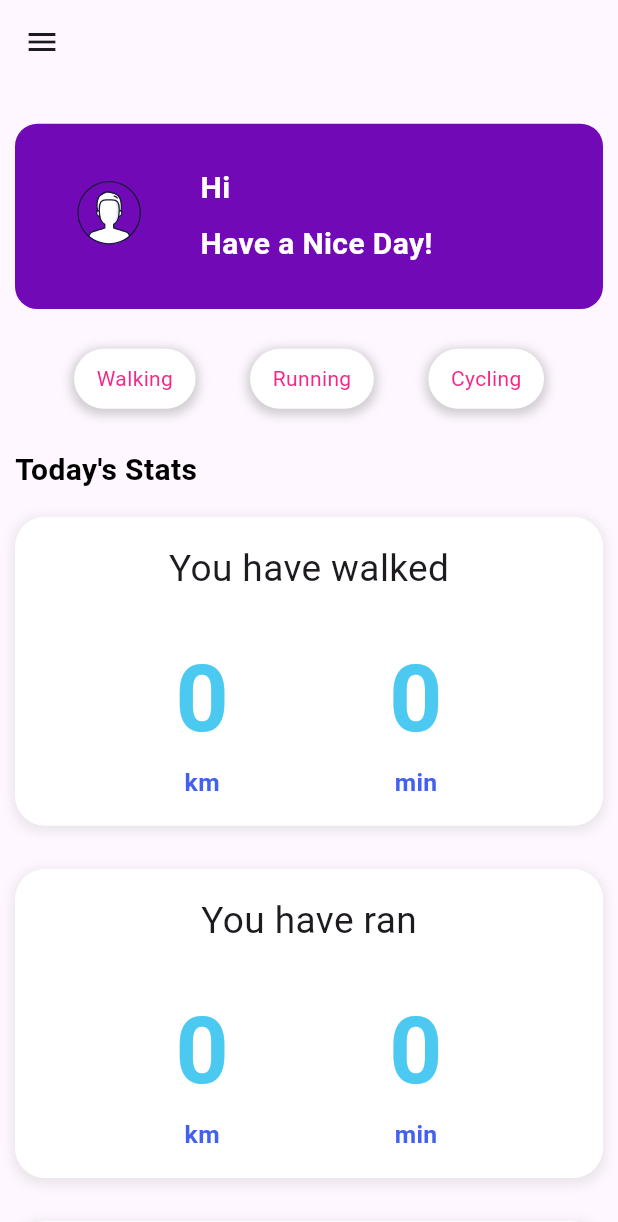
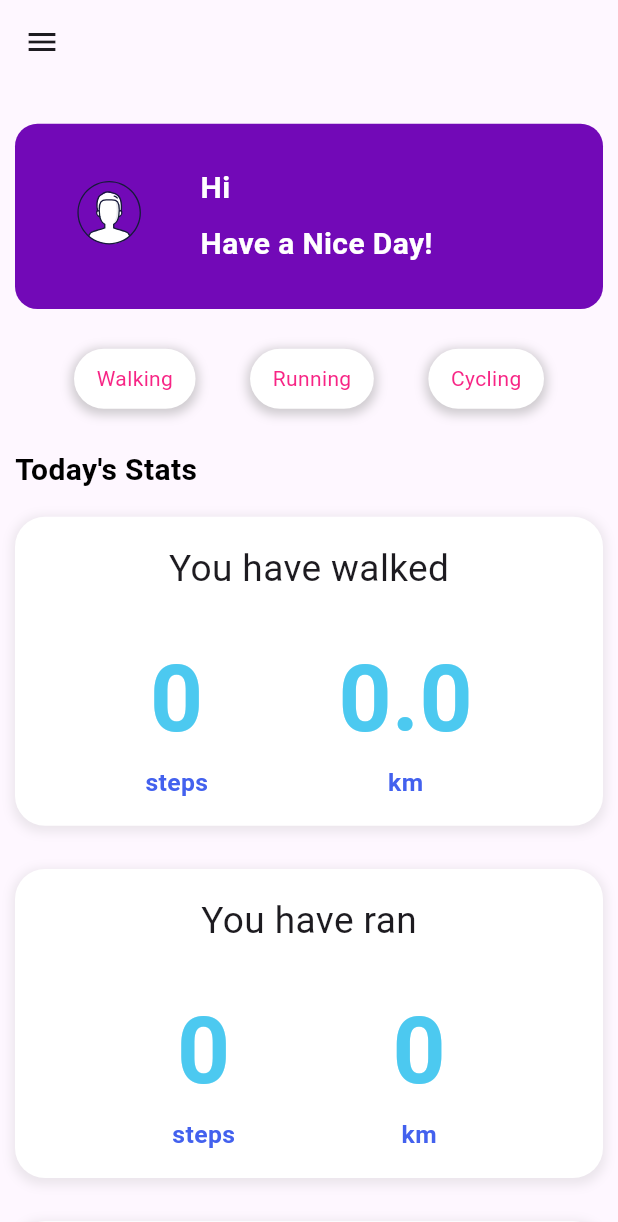
Before and after one commit to tamilnambi/fit_track, a Flutter app: the screen it shows once a user with an empty profile is signed in, on a phone screen of 412 x 824 dp. Shown: the top 1222 px of the screen. Run offline on Flutter 3.47's test engine with Material 3 defaults, Android fonts, the phone set to English and light mode, and no system bars; our stand-ins replace cloud_firestore, firebase_auth, firebase_core, google_fonts, lottie, sensors_plus; accounts and stored records are empty.

Commit message:
homepage
home page completed

```diff
--- /dev/null
+++ b/lib/providers/activityProvider.dart
@@ -0,0 +1,57 @@
+import 'dart:async';
+
+import 'package:flutter/material.dart';
+import 'package:sensors_plus/sensors_plus.dart';
+
+class ActivityProvider with ChangeNotifier {
+  int _stepCount = 0;
+  int _runningCount = 0;
+  int _cyclingCount = 0;
+  double _walkingDistance = 0.0;
+  double _runningDistance = 0.0;
+  double _cyclingDistance = 0.0;
+
+  int get stepCount => _stepCount;
+  int get runningCount => _runningCount;
+  int get cyclingCount => _cyclingCount;
+  double get walkingDistance => _walkingDistance;
+  double get runningDistance => _runningDistance;
+  double get cyclingDistance => _cyclingDistance;
+
+  Duration sensorInterval = SensorInterval.normalInterval;
+  StreamSubscription<UserAccelerometerEvent>? _accelerometerSubscription;
+
+  ActivityProvider() {
+    // Initialize sensor listeners
+    startSensorListening();
+  }
+
+  void startSensorListening() {
+    userAccelerometerEventStream(samplingPeriod: sensorInterval).listen((UserAccelerometerEvent event) {
+          detectActivity(event);
+  });
+        }
+
+  void detectActivity(UserAccelerometerEvent event) {
+    double acceleration = event.x * event.x + event.y * event.y + event.z * event.z;
+    double walkingThreshold = 25.0; // Adjust this threshold based on your testing
+    double runningThreshold = 50.0; // Adjust this threshold based on your testing
+    double cyclingThreshold = 80.0; // Adjust this threshold based on your testing
+
+    if (acceleration > cyclingThreshold) {
+      _cyclingCount++;
+    } else if (acceleration > runningThreshold) {
+      _runningCount++;
+    } else if (acceleration > walkingThreshold) {
+      _stepCount++;
+    }
+
+    _walkingDistance = _stepCount * 0.75 / 1000.0;
+    _runningDistance = _runningCount * 0.75 / 1000.0;
+    _cyclingDistance = _cyclingCount * 0.75 / 1000.0;
+
+    // Notify listeners when activity data changes
+    notifyListeners();
+  }
+
+}
--- /dev/null
+++ b/lib/screens/components/activityCards.dart
@@ -0,0 +1,64 @@
+import 'package:fit_track/providers/activityProvider.dart';
+import 'package:fit_track/screens/components/homePageCard.dart';
+import 'package:flutter/material.dart';
+import 'package:provider/provider.dart';
+
+class ActivityCards extends StatefulWidget {
+  const ActivityCards({super.key});
+
+  @override
+  State<ActivityCards> createState() => _ActivityCardsState();
+}
+
+class _ActivityCardsState extends State<ActivityCards> {
+  @override
+  Widget build(BuildContext context) {
+    final height = MediaQuery.of(context).size.height;
+    return ChangeNotifierProvider(
+        create: (context) => ActivityProvider(),
+        builder:(context,child){
+        return Column(
+          children: [
+            HomePageCard(
+                titleText: 'You have walked',
+                subValue1: Provider.of<ActivityProvider>(context, listen: true)
+                    .stepCount
+                    .toString(),
+                subValue2: Provider.of<ActivityProvider>(context, listen: true)
+                    .walkingDistance
+                    .toString(),
+              subText1: 'steps',
+              subText2: 'km',
+            ),
+            SizedBox(
+              height: height * 0.035,
+            ),
+            HomePageCard(
+                titleText: 'You have ran',
+                subValue1: Provider.of<ActivityProvider>(context, listen: false)
+                    .runningCount
+                    .toString(),
+                subValue2: '0',
+                subText1: 'steps',
+                subText2: 'km',
+            ),
+            SizedBox(
+              height: height * 0.035,
+            ),
+            HomePageCard(
+                titleText: 'You have cycled',
+                subValue1: Provider.of<ActivityProvider>(context, listen: false)
+                    .cyclingCount
+                    .toString(),
+                subValue2: '0',
+                subText1: 'km',
+                subText2: 'min',
+            ),
+            SizedBox(
+              height: height * 0.035,
+            ),
+          ],
+        );}
+    );
+  }
+}
--- a/lib/screens/components/homePageCard.dart
+++ b/lib/screens/components/homePageCard.dart
@@ -4,9 +4,11 @@ import '../../data/constants.dart';
 
 class HomePageCard extends StatelessWidget {
   final String titleText;
-  final String time;
-  final String distance;
-  const HomePageCard({super.key, required this.titleText, required this.time, required this.distance});
+  final String subText1;
+  final String subValue1;
+  final String subText2;
+  final String subValue2;
+  const HomePageCard({super.key, required this.titleText, required this.subText1, required this.subText2, required this.subValue1, required this.subValue2});
 
   @override
   Widget build(BuildContext context) {
@@ -43,12 +45,12 @@ class HomePageCard extends StatelessWidget {
                 Column(
                   mainAxisAlignment: MainAxisAlignment.center,
                   children: [
-                    Text(time,style: TextStyle(
+                    Text(subValue1,style: TextStyle(
                       color: lightBlue,
                       fontSize: height*0.075,
                       fontWeight: FontWeight.bold,
                     ),),
-                    Text('km', style: TextStyle(color: darkBlue,
+                    Text(subText1, style: TextStyle(color: darkBlue,
                         fontWeight: FontWeight.bold,
                         fontSize: height*0.02),)
                   ],
@@ -56,12 +58,12 @@ class HomePageCard extends StatelessWidget {
                 Column(
                   mainAxisAlignment: MainAxisAlignment.center,
                   children: [
-                    Text(distance,style: TextStyle(
+                    Text(subValue2,style: TextStyle(
                       color: lightBlue,
                       fontSize: height*0.075,
                       fontWeight: FontWeight.bold,
                     ),),
-                    Text('min', style: TextStyle(color: darkBlue,
+                    Text(subText2, style: TextStyle(color: darkBlue,
                         fontWeight: FontWeight.bold,
                         fontSize: height*0.02),)
                   ],
--- a/lib/screens/homePage.dart
+++ b/lib/screens/homePage.dart
@@ -1,13 +1,16 @@
 import 'package:fit_track/controllers/authenticationController.dart';
 import 'package:fit_track/controllers/databaseController.dart';
 import 'package:fit_track/data/constants.dart';
+import 'package:fit_track/providers/activityProvider.dart';
 import 'package:fit_track/screens/components/badgesList.dart';
 import 'package:fit_track/screens/components/customButton.dart';
-import 'package:fit_track/screens/components/homePageCard.dart';
 import 'package:fit_track/screens/components/titleText.dart';
 import 'package:fit_track/screens/loginPage.dart';
 import 'package:flutter/material.dart';
 import 'package:lottie/lottie.dart';
+import 'package:provider/provider.dart';
+
+import 'components/activityCards.dart';
 
 class HomePage extends StatefulWidget {
   const HomePage({super.key});
@@ -110,18 +113,8 @@ class _HomePageState extends State<HomePage> {
             SizedBox(
               height: height*0.02,
             ),
-            HomePageCard(titleText: 'You have walked', time: '0', distance: '0'),
-            SizedBox(
-              height: height*0.035,
-            ),
-            HomePageCard(titleText: 'You have ran', time: '0', distance: '0'),
-            SizedBox(
-              height: height*0.035,
-            ),
-            HomePageCard(titleText: 'You have cycled', time: '0', distance: '0'),
-            SizedBox(
-              height: height*0.035,
-            ),
+            ActivityCards(),
+
           ],
         ),),
       ),
--- a/pubspec.yaml
+++ b/pubspec.yaml
@@ -34,6 +34,8 @@ dependencies:
   firebase_auth: ^4.16.0
   cloud_firestore: ^4.14.0
   lottie: ^3.0.0
+  sensors_plus: ^4.0.2
+  provider: ^6.1.1
 
 
   # The following adds the Cupertino Icons font to your application.
```
Also changed, not shown: pubspec.lock.
